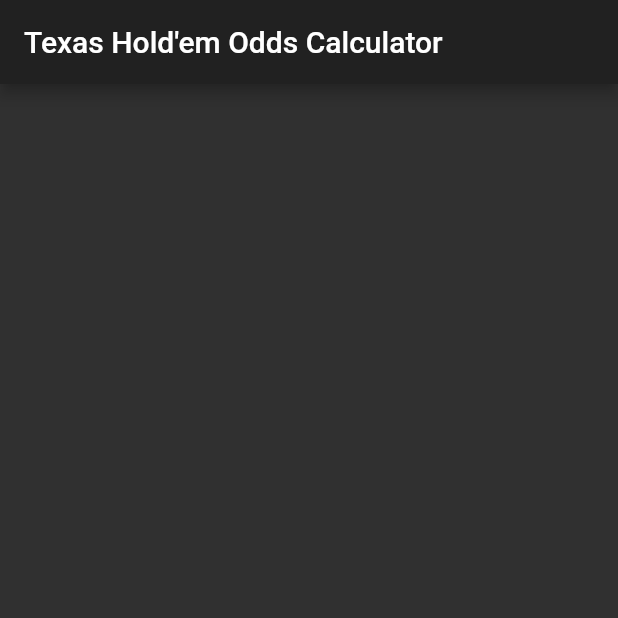
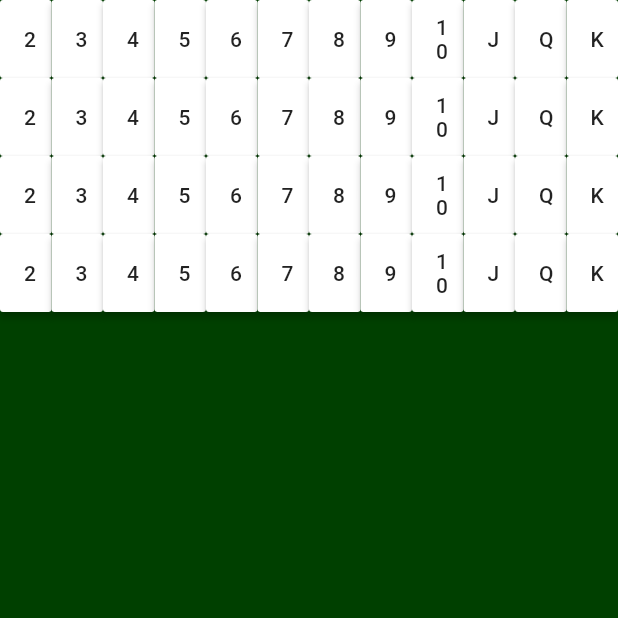
Before and after one commit to devdouglasferreira/poker-odds-calculator, a Flutter app: the screen it shows after launch, on a phone screen of 412 x 824 dp, the top half of it. Run offline on Flutter 3.47's test engine with Material 2 defaults, Android fonts, the phone set to English and light mode, and no system bars.

Commit message:
Prototyping Card Deck

```diff
--- a/lib/main.dart
+++ b/lib/main.dart
@@ -1,6 +1,4 @@
 import 'package:flutter/material.dart';
 import 'package:poker_odds_calculator/src/AppCore.dart';
 
-void main() {
-  runApp(AppCore());
-}
+void main() => runApp(AppCore());
--- a/lib/src/AppCore.dart
+++ b/lib/src/AppCore.dart
@@ -3,14 +3,11 @@ import 'package:flutter/widgets.dart';
 import 'package:poker_odds_calculator/src/views/main_view.dart';
 
 class AppCore extends StatelessWidget {
-
   @override
   Widget build(BuildContext context) {
     return MaterialApp(
-      theme: ThemeData.dark(),
-      home: Scaffold(
-        body: MainView()
-      )
+      home: Container(child: Center(child: MainView()), color: Color.fromRGBO(0, 64, 0, 1.0)),
+      debugShowCheckedModeBanner: false,
     );
   }
 }
--- /dev/null
+++ b/lib/src/view_components/card_deck.dart
@@ -0,0 +1,90 @@
+import 'package:flutter/material.dart';
+import 'package:flutter/widgets.dart';
+
+class CardDeckComponent extends StatefulWidget {
+  @override
+  State<StatefulWidget> createState() {
+    return CardDeckComponentState();
+  }
+}
+
+class CardDeckComponentState extends State<CardDeckComponent> {
+  @override
+  void initState() {
+    super.initState();
+    return;
+  }
+
+  @override
+  void dispose() {
+    super.dispose();
+  }
+
+  @override
+  Widget build(BuildContext context) {
+    return Center(
+      child: Column(
+        children: <Widget>[
+          Row(children: <Widget>[
+            Flexible(flex: 3, child: AspectRatio(aspectRatio: 0.66, child: MaterialButton(child: Text("2"), color: Colors.white, onPressed: () => buttonCall))),
+            Flexible(flex: 3, child: AspectRatio(aspectRatio: 0.66, child: MaterialButton(child: Text("3"), color: Colors.white, onPressed: () => buttonCall))),
+            Flexible(flex: 3, child: AspectRatio(aspectRatio: 0.66, child: MaterialButton(child: Text("4"), color: Colors.white, onPressed: () => buttonCall))),
+            Flexible(flex: 3, child: AspectRatio(aspectRatio: 0.66, child: MaterialButton(child: Text("5"), color: Colors.white, onPressed: () => buttonCall))),
+            Flexible(flex: 3, child: AspectRatio(aspectRatio: 0.66, child: MaterialButton(child: Text("6"), color: Colors.white, onPressed: () => buttonCall))),
+            Flexible(flex: 3, child: AspectRatio(aspectRatio: 0.66, child: MaterialButton(child: Text("7"), color: Colors.white, onPressed: () => buttonCall))),
+            Flexible(flex: 3, child: AspectRatio(aspectRatio: 0.66, child: MaterialButton(child: Text("8"), color: Colors.white, onPressed: () => buttonCall))),
+            Flexible(flex: 3, child: AspectRatio(aspectRatio: 0.66, child: MaterialButton(child: Text("9"), color: Colors.white, onPressed: () => buttonCall))),
+            Flexible(flex: 3, child: AspectRatio(aspectRatio: 0.66, child: MaterialButton(child: Text("10"), color: Colors.white, onPressed: () => buttonCall))),
+            Flexible(flex: 3, child: AspectRatio(aspectRatio: 0.66, child: MaterialButton(child: Text("J"), color: Colors.white, onPressed: () => buttonCall))),
+            Flexible(flex: 3, child: AspectRatio(aspectRatio: 0.66, child: MaterialButton(child: Text("Q"), color: Colors.white, onPressed: () => buttonCall))),
+            Flexible(flex: 3, child: AspectRatio(aspectRatio: 0.66, child: MaterialButton(child: Text("K"), color: Colors.white, onPressed: () => buttonCall)))
+          ]),
+          Row(children: <Widget>[
+            Flexible(flex: 3, child: AspectRatio(aspectRatio: 0.66, child: MaterialButton(child: Text("2"), color: Colors.white, onPressed: () => buttonCall))),
+            Flexible(flex: 3, child: AspectRatio(aspectRatio: 0.66, child: MaterialButton(child: Text("3"), color: Colors.white, onPressed: () => buttonCall))),
+            Flexible(flex: 3, child: AspectRatio(aspectRatio: 0.66, child: MaterialButton(child: Text("4"), color: Colors.white, onPressed: () => buttonCall))),
+            Flexible(flex: 3, child: AspectRatio(aspectRatio: 0.66, child: MaterialButton(child: Text("5"), color: Colors.white, onPressed: () => buttonCall))),
+            Flexible(flex: 3, child: AspectRatio(aspectRatio: 0.66, child: MaterialButton(child: Text("6"), color: Colors.white, onPressed: () => buttonCall))),
+            Flexible(flex: 3, child: AspectRatio(aspectRatio: 0.66, child: MaterialButton(child: Text("7"), color: Colors.white, onPressed: () => buttonCall))),
+            Flexible(flex: 3, child: AspectRatio(aspectRatio: 0.66, child: MaterialButton(child: Text("8"), color: Colors.white, onPressed: () => buttonCall))),
+            Flexible(flex: 3, child: AspectRatio(aspectRatio: 0.66, child: MaterialButton(child: Text("9"), color: Colors.white, onPressed: () => buttonCall))),
+            Flexible(flex: 3, child: AspectRatio(aspectRatio: 0.66, child: MaterialButton(child: Text("10"), color: Colors.white, onPressed: () => buttonCall))),
+            Flexible(flex: 3, child: AspectRatio(aspectRatio: 0.66, child: MaterialButton(child: Text("J"), color: Colors.white, onPressed: () => buttonCall))),
+            Flexible(flex: 3, child: AspectRatio(aspectRatio: 0.66, child: MaterialButton(child: Text("Q"), color: Colors.white, onPressed: () => buttonCall))),
+            Flexible(flex: 3, child: AspectRatio(aspectRatio: 0.66, child: MaterialButton(child: Text("K"), color: Colors.white, onPressed: () => buttonCall)))
+          ]),
+          Row(children: <Widget>[
+            Flexible(flex: 3, child: AspectRatio(aspectRatio: 0.66, child: MaterialButton(child: Text("2"), color: Colors.white, onPressed: () => buttonCall))),
+            Flexible(flex: 3, child: AspectRatio(aspectRatio: 0.66, child: MaterialButton(child: Text("3"), color: Colors.white, onPressed: () => buttonCall))),
+            Flexible(flex: 3, child: AspectRatio(aspectRatio: 0.66, child: MaterialButton(child: Text("4"), color: Colors.white, onPressed: () => buttonCall))),
+            Flexible(flex: 3, child: AspectRatio(aspectRatio: 0.66, child: MaterialButton(child: Text("5"), color: Colors.white, onPressed: () => buttonCall))),
+            Flexible(flex: 3, child: AspectRatio(aspectRatio: 0.66, child: MaterialButton(child: Text("6"), color: Colors.white, onPressed: () => buttonCall))),
+            Flexible(flex: 3, child: AspectRatio(aspectRatio: 0.66, child: MaterialButton(child: Text("7"), color: Colors.white, onPressed: () => buttonCall))),
+            Flexible(flex: 3, child: AspectRatio(aspectRatio: 0.66, child: MaterialButton(child: Text("8"), color: Colors.white, onPressed: () => buttonCall))),
+            Flexible(flex: 3, child: AspectRatio(aspectRatio: 0.66, child: MaterialButton(child: Text("9"), color: Colors.white, onPressed: () => buttonCall))),
+            Flexible(flex: 3, child: AspectRatio(aspectRatio: 0.66, child: MaterialButton(child: Text("10"), color: Colors.white, onPressed: () => buttonCall))),
+            Flexible(flex: 3, child: AspectRatio(aspectRatio: 0.66, child: MaterialButton(child: Text("J"), color: Colors.white, onPressed: () => buttonCall))),
+            Flexible(flex: 3, child: AspectRatio(aspectRatio: 0.66, child: MaterialButton(child: Text("Q"), color: Colors.white, onPressed: () => buttonCall))),
+            Flexible(flex: 3, child: AspectRatio(aspectRatio: 0.66, child: MaterialButton(child: Text("K"), color: Colors.white, onPressed: () => buttonCall)))
+          ]),
+          Row(children: <Widget>[
+            Flexible(flex: 3, child: AspectRatio(aspectRatio: 0.66, child: MaterialButton(child: Text("2"), color: Colors.white, onPressed: () => buttonCall))),
+            Flexible(flex: 3, child: AspectRatio(aspectRatio: 0.66, child: MaterialButton(child: Text("3"), color: Colors.white, onPressed: () => buttonCall))),
+            Flexible(flex: 3, child: AspectRatio(aspectRatio: 0.66, child: MaterialButton(child: Text("4"), color: Colors.white, onPressed: () => buttonCall))),
+            Flexible(flex: 3, child: AspectRatio(aspectRatio: 0.66, child: MaterialButton(child: Text("5"), color: Colors.white, onPressed: () => buttonCall))),
+            Flexible(flex: 3, child: AspectRatio(aspectRatio: 0.66, child: MaterialButton(child: Text("6"), color: Colors.white, onPressed: () => buttonCall))),
+            Flexible(flex: 3, child: AspectRatio(aspectRatio: 0.66, child: MaterialButton(child: Text("7"), color: Colors.white, onPressed: () => buttonCall))),
+            Flexible(flex: 3, child: AspectRatio(aspectRatio: 0.66, child: MaterialButton(child: Text("8"), color: Colors.white, onPressed: () => buttonCall))),
+            Flexible(flex: 3, child: AspectRatio(aspectRatio: 0.66, child: MaterialButton(child: Text("9"), color: Colors.white, onPressed: () => buttonCall))),
+            Flexible(flex: 3, child: AspectRatio(aspectRatio: 0.66, child: MaterialButton(child: Text("10"), color: Colors.white, onPressed: () => buttonCall))),
+            Flexible(flex: 3, child: AspectRatio(aspectRatio: 0.66, child: MaterialButton(child: Text("J"), color: Colors.white, onPressed: () => buttonCall))),
+            Flexible(flex: 3, child: AspectRatio(aspectRatio: 0.66, child: MaterialButton(child: Text("Q"), color: Colors.white, onPressed: () => buttonCall))),
+            Flexible(flex: 3, child: AspectRatio(aspectRatio: 0.66, child: MaterialButton(child: Text("K"), color: Colors.white, onPressed: () => buttonCall)))
+          ])
+        ],
+      ),
+    );
+  }
+
+  void buttonCall() {}
+}
--- a/lib/src/views/main_view.dart
+++ b/lib/src/views/main_view.dart
@@ -1,5 +1,6 @@
 import 'package:flutter/material.dart';
 import 'package:flutter/widgets.dart';
+import 'package:poker_odds_calculator/src/view_components/card_deck.dart';
 
 class MainView extends StatefulWidget {
   @override
@@ -12,20 +13,22 @@ class MainViewState extends State<MainView> {
   @override
   void initState() {
     super.initState();
-    return null;
+    return;
   }
 
   @override
   void dispose() {
     super.dispose();
-    return null;
   }
 
   @override
   Widget build(BuildContext context) {
-    // TODO: implement build
-    return Scaffold(
-      appBar: AppBar(title: Text("Texas Hold'em Odds Calculator"))
+    return Center(
+      child: CardDeckComponent(),
     );
   }
+
+  void buttonCall(){
+
+  }
 }
--- a/pubspec.yaml
+++ b/pubspec.yaml
@@ -23,7 +23,6 @@ dependencies:
   # The following adds the Cupertino Icons font to your application.
   # Use with the CupertinoIcons class for iOS style icons.
   cupertino_icons: ^0.1.2
-  rxdart: ^0.22.0
   http: ^0.12.0+2
 
 dev_dependencies:
```
Also changed, not shown: pubspec.lock, 1 other file.
